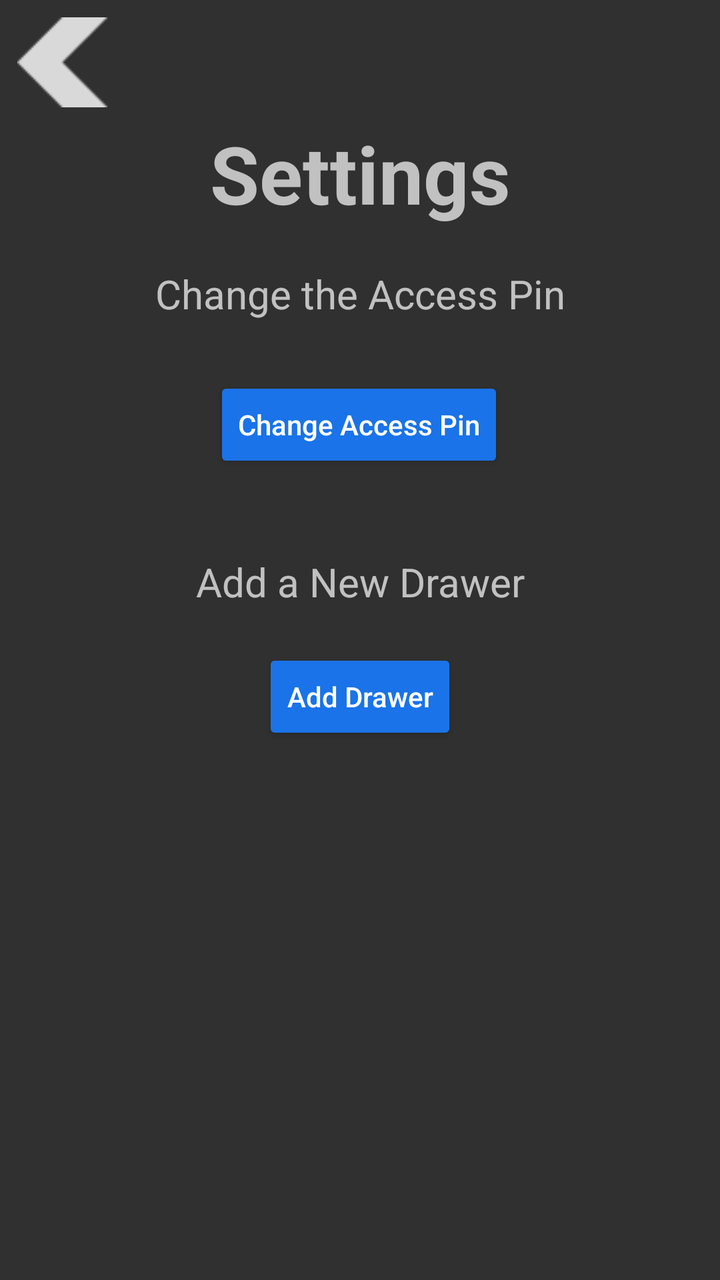
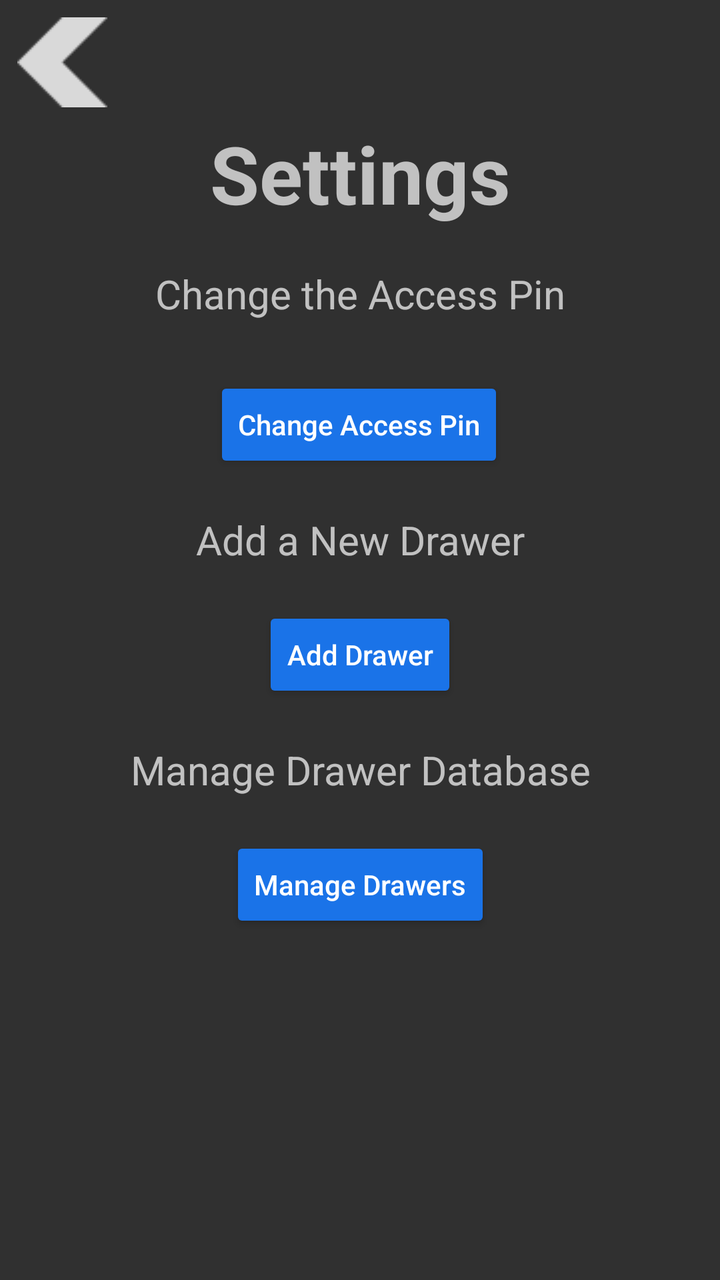

Two renders of the same Android screen: before a commit and after it. Below are the layout's source before the change and the commit's diff.
<!-- AndroidManifest.xml: activity theme Theme.AppCompat.NoActionBar -->
<!-- res/layout/activity_settings.xml -->
<?xml version="1.0" encoding="utf-8"?>
<androidx.constraintlayout.widget.ConstraintLayout xmlns:android="http://schemas.android.com/apk/res/android"
    xmlns:app="http://schemas.android.com/apk/res-auto"
    xmlns:tools="http://schemas.android.com/tools"
    android:id="@+id/settingsCL"
    android:layout_width="match_parent"
    android:layout_height="match_parent"
    tools:context=".SettingsActivity">

    <TextView
        android:id="@+id/settingsTitleTV"
        android:layout_width="wrap_content"
        android:layout_height="wrap_content"
        android:paddingTop="60dp"
        android:text="Settings"
        android:textSize="40sp"
        android:textStyle="bold"
        android:visibility="visible"
        app:layout_constraintLeft_toLeftOf="parent"
        app:layout_constraintRight_toRightOf="parent"
        app:layout_constraintTop_toTopOf="parent" />

    <ImageButton
        android:id="@+id/settingsReturnIB"
        android:layout_width="50dp"
        android:layout_height="50dp"
        android:layout_marginStart="6dp"
        android:layout_marginTop="6dp"
        android:background="@android:color/transparent"
        android:padding="10dp"
        app:layout_constraintStart_toStartOf="parent"
        app:layout_constraintTop_toTopOf="parent"
        app:srcCompat="@drawable/arrow" />

    <TextView
        android:id="@+id/settingsChangePinTV"
        android:layout_width="wrap_content"
        android:layout_height="wrap_content"
        android:gravity="center"
        android:padding="20dp"
        android:text="Change the Access Pin"
        android:textSize="20sp"
        android:visibility="visible"
        app:layout_constraintLeft_toLeftOf="parent"
        app:layout_constraintRight_toRightOf="parent"
        app:layout_constraintTop_toBottomOf="@+id/settingsTitleTV"
        app:layout_constraintVertical_chainStyle="spread_inside" />


    <Button
        android:id="@+id/settingsChangePinB"
        android:layout_width="wrap_content"
        android:layout_height="wrap_content"
        android:layout_marginTop="8dp"
        android:text="Change Access Pin"
        android:theme="@style/AppButtonTheme"
        android:visibility="visible"
        app:layout_constraintEnd_toEndOf="parent"
        app:layout_constraintHorizontal_bias="0.498"
        app:layout_constraintStart_toStartOf="parent"
        app:layout_constraintTop_toBottomOf="@+id/settingsChangePinTV" />


    <TextView
        android:id="@+id/settingsAddDrawTV"
        android:layout_width="wrap_content"
        android:layout_height="wrap_content"
        android:layout_marginTop="144dp"
        android:gravity="center"
        android:padding="20dp"
        android:text="Add a New Drawer"
        android:textSize="20sp"
        android:visibility="visible"
        app:layout_constraintEnd_toEndOf="parent"
        app:layout_constraintStart_toStartOf="parent"
        app:layout_constraintTop_toBottomOf="@+id/settingsTitleTV" />

    <Button
        android:id="@+id/settingsAddDrawB"
        android:layout_width="wrap_content"
        android:layout_height="wrap_content"
        android:text="Add Drawer"
        android:theme="@style/AppButtonTheme"
        android:visibility="visible"
        app:layout_constraintEnd_toEndOf="parent"
        app:layout_constraintStart_toStartOf="parent"
        app:layout_constraintTop_toBottomOf="@+id/settingsAddDrawTV" />

    <EditText
        android:id="@+id/settingsEnterPin1ET"
        android:layout_width="wrap_content"
        android:layout_height="wrap_content"
        android:layout_marginTop="15dp"
        android:ems="10"
        android:gravity="center"
        android:hint="Enter Pin..."
        android:inputType="numberPassword"
        android:maxLength="4"
        android:textColor="@color/white"
        android:textColorHint="@color/white"
        android:textSize="25sp"
        android:visibility="gone"
        app:layout_constraintEnd_toEndOf="parent"
        app:layout_constraintStart_toStartOf="parent"
        app:layout_constraintTop_toBottomOf="@+id/settingsChangePinB" />

    <EditText
        android:id="@+id/settingsEnterPin2ET"
        android:layout_width="wrap_content"
        android:layout_height="wrap_content"
        android:layout_marginTop="15dp"
        android:ems="10"
        android:gravity="center"
        android:hint="Enter Pin..."
        android:inputType="numberPassword"
        android:maxLength="4"
        android:textColor="@color/white"
        android:textColorHint="@color/white"
        android:textSize="25sp"
        android:visibility="gone"
        app:layout_constraintEnd_toEndOf="parent"
        app:layout_constraintStart_toStartOf="parent"
        app:layout_constraintTop_toBottomOf="@+id/settingsEnterPin1ET" />

    <EditText
        android:id="@+id/settingsEnterNameET"
        android:layout_width="wrap_content"
        android:layout_height="wrap_content"
        android:layout_marginTop="52dp"
        android:ems="10"
        android:gravity="center"
        android:hint="Enter Name..."
        android:inputType="text"
        android:maxLength="25"
        android:textColor="@color/white"
        android:textColorHint="@color/white"
        android:textSize="25sp"
        android:visibility="gone"
        app:layout_constraintEnd_toEndOf="parent"
        app:layout_constraintStart_toStartOf="parent"
        app:layout_constraintTop_toBottomOf="@+id/settingsTitleTV" />


</androidx.constraintlayout.widget.ConstraintLayout>
<!-- resources referenced by this layout -->
<resources>
  <color name="white">#FFFFFFFF</color>
  <!-- drawable arrow: png bitmap (drawable, 971 bytes) -->
  <style name="AppButtonTheme" parent="Widget.AppCompat.Button.Colored">
      <item name="colorButtonNormal">#1A73E8</item>
      <item name="android:textAllCaps">false</item>
    </style>
</resources>

<!-- the commit's change to res/layout/activity_settings.xml (unified diff, before → after) -->
@@ -62,10 +62,33 @@
 
 
     <TextView
+        android:id="@+id/settingsManageDrawersTV"
+        android:layout_width="wrap_content"
+        android:layout_height="wrap_content"
+        android:gravity="center"
+        android:padding="20dp"
+        android:text="Manage Drawer Database"
+        android:textSize="20sp"
+        android:visibility="visible"
+        app:layout_constraintEnd_toEndOf="parent"
+        app:layout_constraintStart_toStartOf="parent"
+        app:layout_constraintTop_toBottomOf="@+id/settingsAddDrawB" />
+
+    <Button
+        android:id="@+id/settingsManageDrawersB"
+        android:layout_width="wrap_content"
+        android:layout_height="wrap_content"
+        android:text="Manage Drawers"
+        android:theme="@style/AppButtonTheme"
+        android:visibility="visible"
+        app:layout_constraintEnd_toEndOf="parent"
+        app:layout_constraintStart_toStartOf="parent"
+        app:layout_constraintTop_toBottomOf="@+id/settingsManageDrawersTV" />
+
+    <TextView
         android:id="@+id/settingsAddDrawTV"
         android:layout_width="wrap_content"
         android:layout_height="wrap_content"
-        android:layout_marginTop="144dp"
         android:gravity="center"
         android:padding="20dp"
         android:text="Add a New Drawer"
@@ -73,7 +96,7 @@
         android:visibility="visible"
         app:layout_constraintEnd_toEndOf="parent"
         app:layout_constraintStart_toStartOf="parent"
-        app:layout_constraintTop_toBottomOf="@+id/settingsTitleTV" />
+        app:layout_constraintTop_toBottomOf="@+id/settingsChangePinB" />
 
     <Button
         android:id="@+id/settingsAddDrawB"
